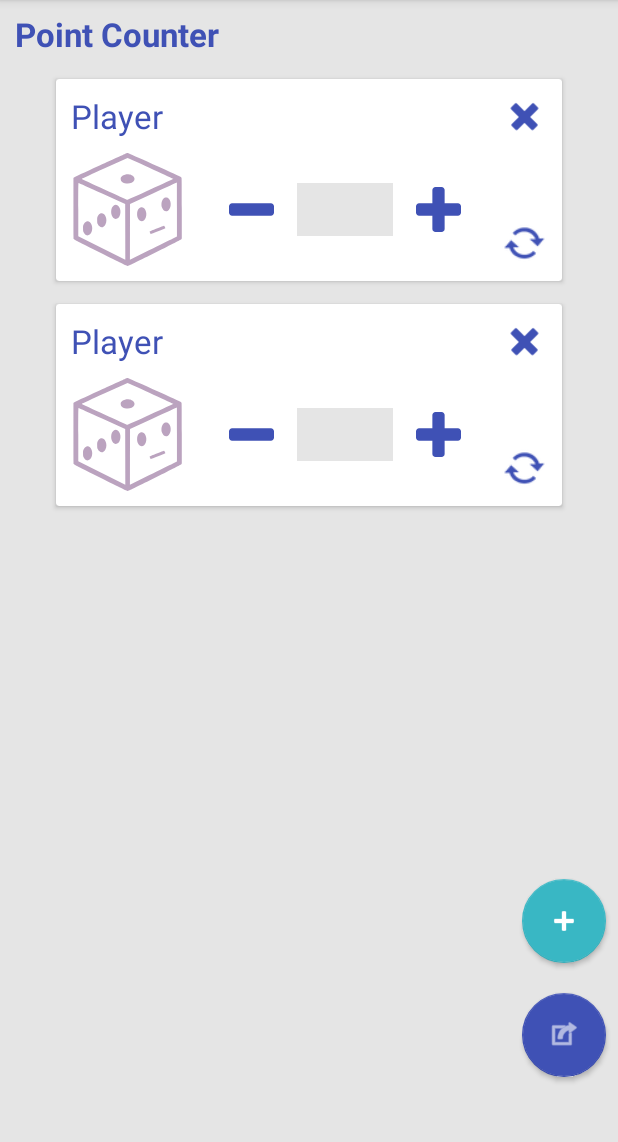
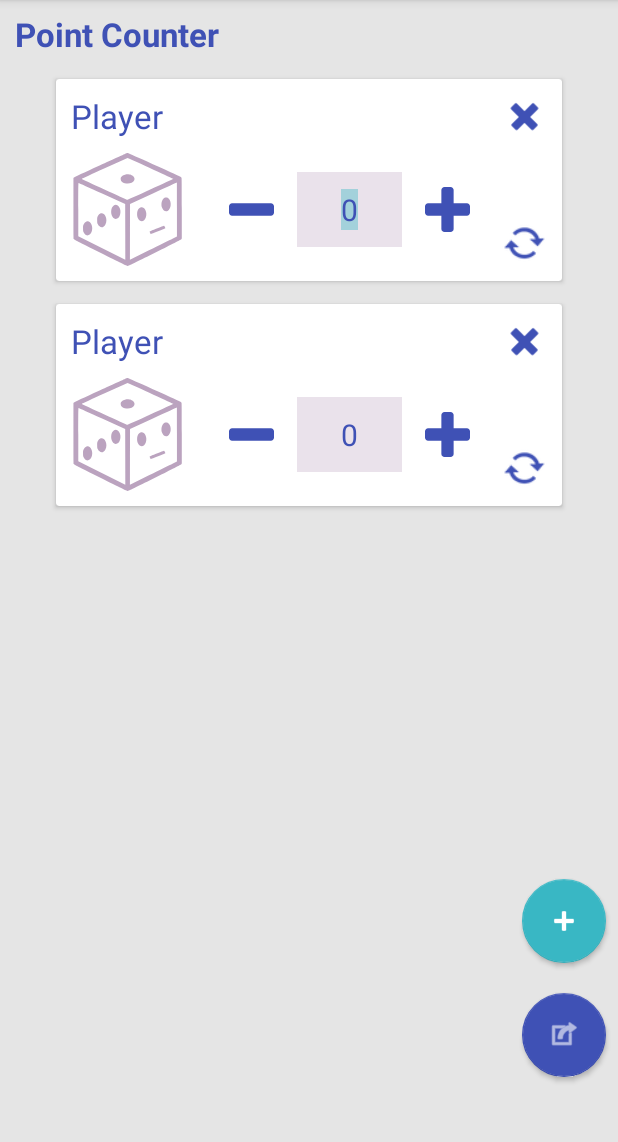
Before and after one commit to Nashunn/ESIEA-RPGToolbox, an Android app: the screen it shows after launch (MainActivity), on a phone screen of 412 x 824 dp, the part 84-1226 px from its top. Run offline under Robolectric (Android 15) with nearby library versions, the phone set to English and light mode, and no system bars.

Commit message:
enhance player list item

```diff
--- a/app/src/main/java/fr/nashunn/rpg_toolbox/model/PlayerListAdapter.java
+++ b/app/src/main/java/fr/nashunn/rpg_toolbox/model/PlayerListAdapter.java
@@ -36,13 +36,17 @@ public class PlayerListAdapter extends RecyclerView.Adapter<PlayerViewHolder> {
 
     @Override
     public void onBindViewHolder(@NonNull PlayerViewHolder holder, int position) {
-        // Get the drink at indicated position in the dataset
+        // Get the player at indicated position in the dataset
         final Player currentPlayer = dataset.get(position);
         holder.setCurrentPlayer(currentPlayer);
+        // Prepare custom temp color
+        List colors = MainActivity.randomColor();
 
         // Avatar : Get color and prepare avatar
-        List colors = MainActivity.randomColor();
         ImageViewCompat.setImageTintList(holder.iv_playerAvatar, ColorStateList.valueOf((Integer)colors.get(0)));
+        // EditText Score : Change color and set score
+        holder.et_playerScore.setBackgroundColor((Integer) colors.get(1));
+        holder.et_playerScore.setText("0");
 
         // Set player information
         holder.tv_playerName.setText("Player");
--- a/app/src/main/java/fr/nashunn/rpg_toolbox/model/PlayerViewHolder.java
+++ b/app/src/main/java/fr/nashunn/rpg_toolbox/model/PlayerViewHolder.java
@@ -2,9 +2,11 @@ package fr.nashunn.rpg_toolbox.model;
 
 import android.content.Context;
 import android.content.Intent;
+import android.media.Image;
 import android.support.annotation.NonNull;
 import android.support.v7.widget.RecyclerView;
 import android.view.View;
+import android.widget.EditText;
 import android.widget.ImageView;
 import android.widget.TextView;
 import android.widget.Toast;
@@ -18,6 +20,9 @@ public class PlayerViewHolder extends RecyclerView.ViewHolder implements View.On
     public ImageView iv_deletePlayer;
     public ImageView iv_playerAvatar;
     public ImageView iv_resetPlayer;
+    public ImageView iv_scoreMinus;
+    public ImageView iv_scorePlus;
+    public EditText et_playerScore;
     private Player currentPlayer;
 
     public PlayerViewHolder(@NonNull View itemView) {
@@ -28,6 +33,9 @@ public class PlayerViewHolder extends RecyclerView.ViewHolder implements View.On
         iv_deletePlayer = view.findViewById(R.id.iv_deletePlayer);
         iv_playerAvatar = view.findViewById(R.id.iv_playerAvatar);
         iv_resetPlayer = view.findViewById(R.id.iv_resetPlayer);
+        iv_scoreMinus = view.findViewById(R.id.iv_scoreMinus);
+        iv_scorePlus = view.findViewById(R.id.iv_scorePlus);
+        et_playerScore = view.findViewById(R.id.et_playerScore);
 
         // Setting onClick
         itemView.setClickable(true);
--- a/app/src/main/java/fr/nashunn/rpg_toolbox/view/MainActivity.java
+++ b/app/src/main/java/fr/nashunn/rpg_toolbox/view/MainActivity.java
@@ -39,7 +39,7 @@ public class MainActivity extends AppCompatActivity {
         b = rnd.nextInt(256);
 
         result.add(Color.argb(255, r, g, b));
-        result.add(Color.argb(150, r, g, b));
+        result.add(Color.argb(80, r, g, b));
 
         return result;
     }
--- /dev/null
+++ b/app/src/main/res/drawable/primary_cursor.xml
@@ -0,0 +1,5 @@
+<?xml version="1.0" encoding="utf-8"?>
+<shape xmlns:android="http://schemas.android.com/apk/res/android" >
+    <size android:width="2dp" />
+    <solid android:color="@color/colorPrimary"  />
+</shape>
--- a/app/src/main/res/layout/player_row_layout.xml
+++ b/app/src/main/res/layout/player_row_layout.xml
@@ -74,11 +74,16 @@
             <EditText
                 android:id="@+id/et_playerScore"
                 android:layout_width="wrap_content"
-                android:layout_height="35sp"
+                android:layout_height="50sp"
+                android:textSize="20sp"
                 android:layout_marginHorizontal="15dp"
                 android:background="#e5e5e5"
                 android:ems="3"
-                android:inputType="numberSigned" />
+                android:inputType="numberSigned"
+                android:textColor="@color/colorPrimary"
+                android:textCursorDrawable="@drawable/primary_cursor"
+                android:selectAllOnFocus="true"
+                android:textAlignment="center" />
 
             <ImageView
                 android:id="@+id/iv_scorePlus"
--- a/app/src/main/res/values/colors.xml
+++ b/app/src/main/res/values/colors.xml
@@ -2,5 +2,5 @@
 <resources>
     <color name="colorPrimary">#3F51B5</color>
     <color name="colorPrimaryDark">#303F9F</color>
-    <color name="colorAccent">#FF4081</color>
+    <color name="colorAccent">#39b7c4</color>
 </resources>
--- a/app/src/main/res/values/strings.xml
+++ b/app/src/main/res/values/strings.xml
@@ -2,4 +2,5 @@
     <string name="app_name">RPG-Toolbox</string>
     <string name="diceText">Le résultat du lancer de dé est :</string>
     <string name="diceValue">X</string>
+    <string name="pref_players">fr.nashunn.drinkit.pref_players</string>
 </resources>
```
